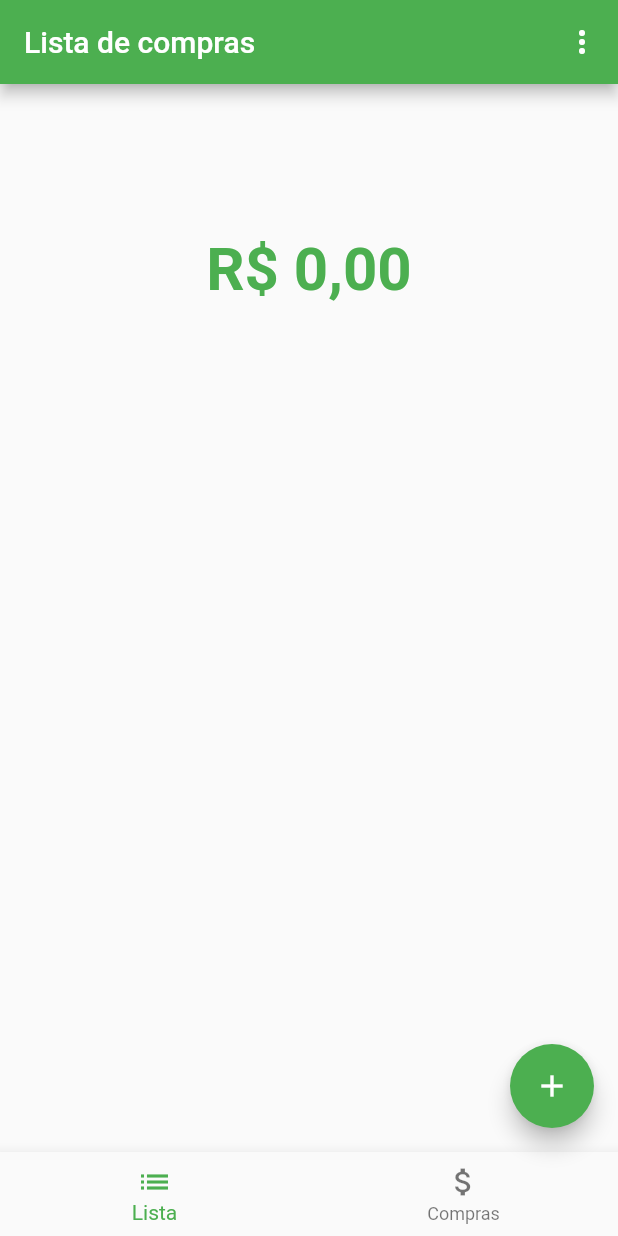
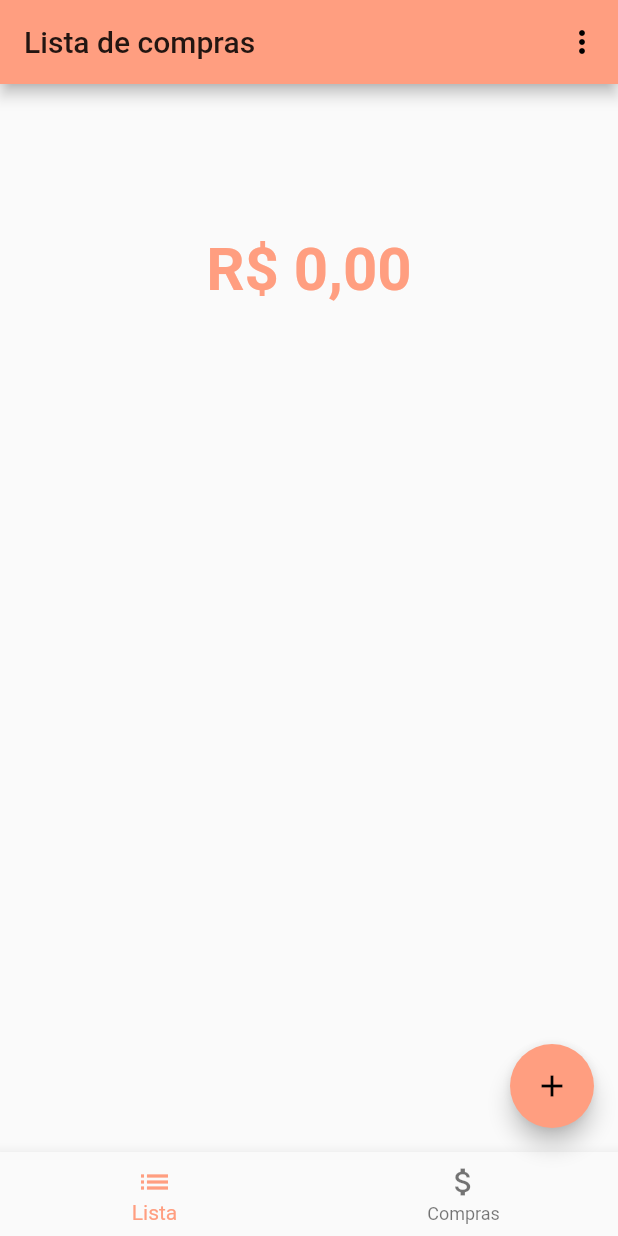
Before and after one commit to yrachid/groceries, a Flutter app: the screen it shows after launch, on a phone screen of 412 x 824 dp. Run offline on Flutter 3.47's test engine with Material 2 defaults, Android fonts, the phone set to English and light mode, and no system bars.

Commit message:
Updates color scheme. Removes debug banner

```diff
--- a/lib/main.dart
+++ b/lib/main.dart
@@ -11,13 +11,30 @@ void main() {
   runApp(MyApp());
 }
 
+const MaterialColor deepOrange = MaterialColor(
+  0xFFFF9E80,
+  <int, Color>{
+    50: Color(0xFFFBE9E7),
+    100: Color(0xFFFFD0B0),
+    200: Color(0xFFFFD0B0),
+    300: Color(0xFFFFD0B0),
+    400: Color(0xFFFF9E80),
+    500: Color(0xFFFF9E80),
+    600: Color(0xFFFF9E80),
+    700: Color(0xFFFF9E80),
+    800: Color(0xFFFF9E80),
+    900: Color(0xFFFF9E80),
+  },
+);
+
 class MyApp extends StatelessWidget {
   @override
   Widget build(BuildContext context) {
     return MaterialApp(
+      debugShowCheckedModeBanner: false,
       title: 'Lista de compras',
       theme: ThemeData(
-        primarySwatch: Colors.green,
+        primarySwatch: deepOrange,
         visualDensity: VisualDensity.adaptivePlatformDensity,
       ),
       home: MyHomePage(title: 'Lista de compras'),
@@ -142,7 +159,7 @@ class _GroceryListHome extends State<MyHomePage> {
           style: TextStyle(
             fontSize: 40,
             fontWeight: FontWeight.bold,
-            color: Colors.green,
+            color: deepOrange,
           ),
         ),
       );
```
